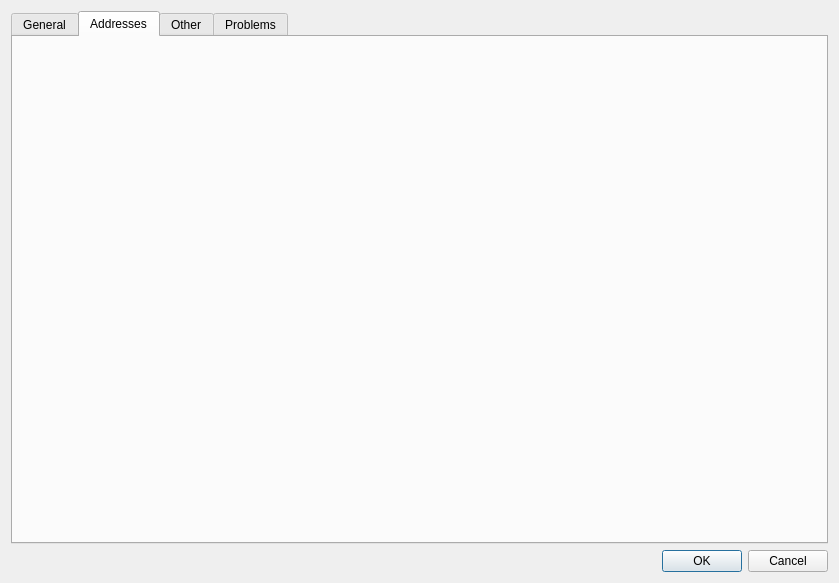
First picture: the form in src/contactdialog.ui, repository DarkHobbit/doublecontact, before the edit.
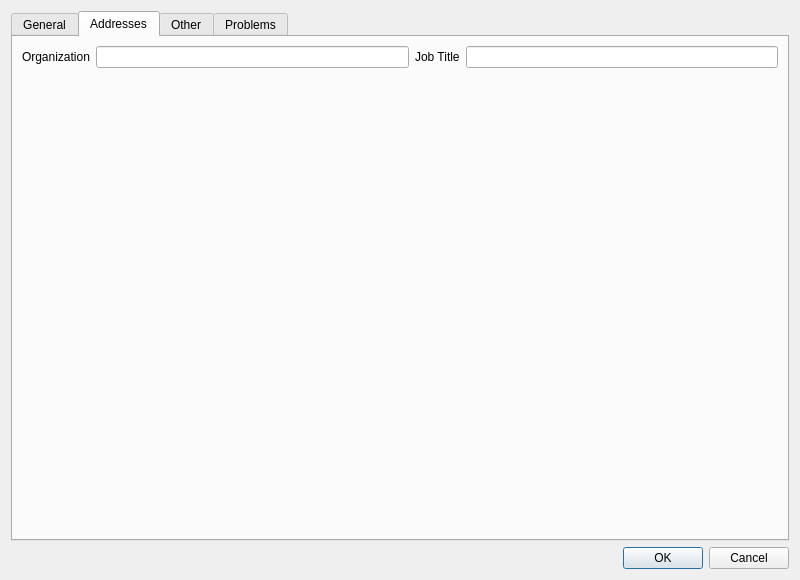
Second picture: the form after the edit. The open tabs and pages were chosen to show the change. Icons and pictures are not drawn.

Commit message: Organization and title support: editing, vcf import

```diff
--- a/src/contactdialog.ui
+++ b/src/contactdialog.ui
@@ -6,8 +6,8 @@
    <rect>
     <x>0</x>
     <y>0</y>
-    <width>839</width>
-    <height>583</height>
+    <width>800</width>
+    <height>580</height>
    </rect>
   </property>
   <property name="windowTitle">
@@ -291,6 +291,45 @@
       <attribute name="title">
        <string>Addresses</string>
       </attribute>
+      <layout class="QVBoxLayout" name="verticalLayout_6">
+       <item>
+        <layout class="QHBoxLayout" name="horizontalLayout_5">
+         <item>
+          <widget class="QLabel" name="lbOrganization">
+           <property name="text">
+            <string>Organization</string>
+           </property>
+          </widget>
+         </item>
+         <item>
+          <widget class="QLineEdit" name="leOrganization"/>
+         </item>
+         <item>
+          <widget class="QLabel" name="lbTitle">
+           <property name="text">
+            <string>Job Title</string>
+           </property>
+          </widget>
+         </item>
+         <item>
+          <widget class="QLineEdit" name="leTitle"/>
+         </item>
+        </layout>
+       </item>
+       <item>
+        <spacer name="verticalSpacer">
+         <property name="orientation">
+          <enum>Qt::Vertical</enum>
+         </property>
+         <property name="sizeHint" stdset="0">
+          <size>
+           <width>20</width>
+           <height>462</height>
+          </size>
+         </property>
+        </spacer>
+       </item>
+      </layout>
      </widget>
      <widget class="QWidget" name="tabOther">
       <attribute name="title">
```
The commit also changes 4 other files.
